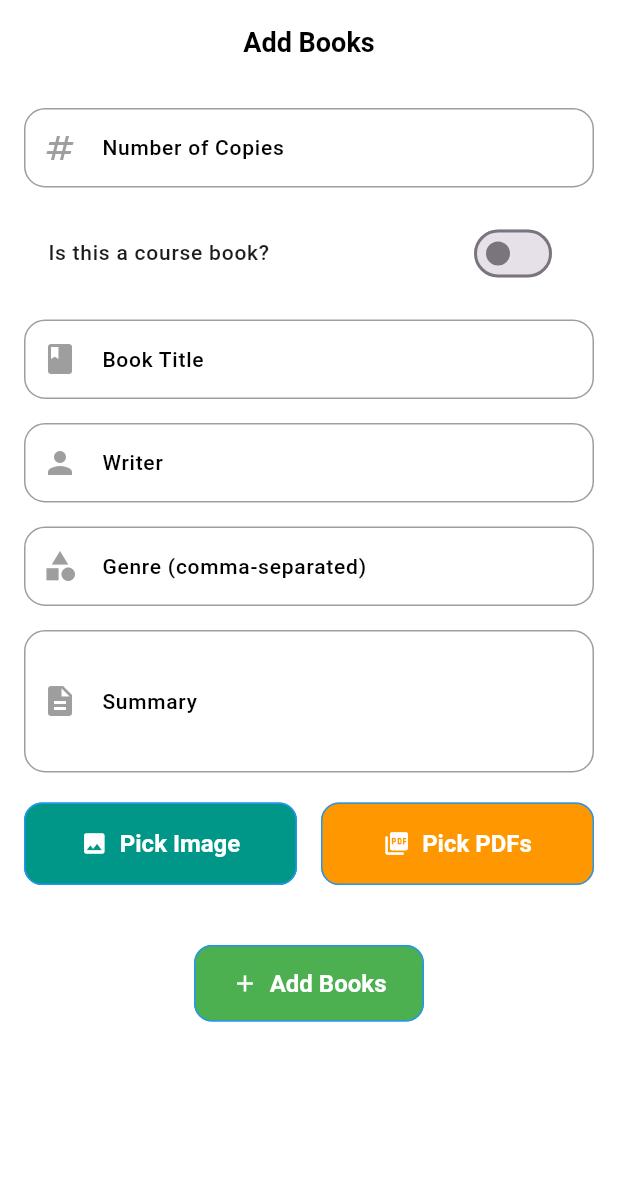
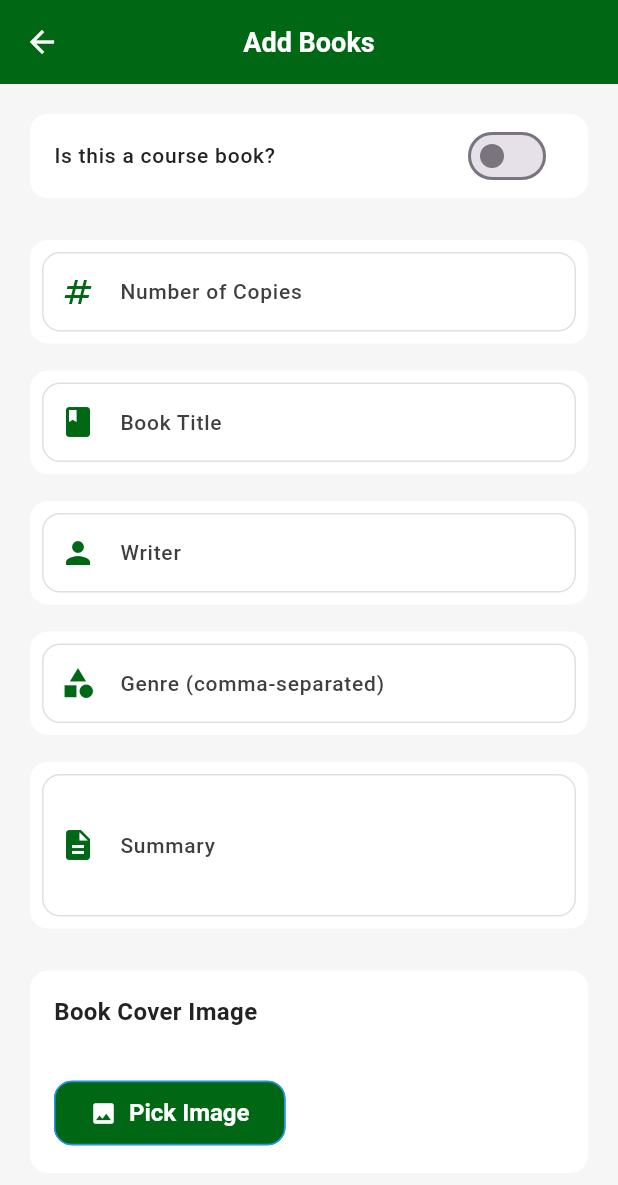
Before and after one commit to janakniraula/BookVerse, a Flutter app: the AddBooks screen opened directly, on a phone screen of 412 x 824 dp. Shown: the top 1185 px of the screen. Run offline on Flutter 3.47's test engine with Material 3 defaults, Android fonts, the phone set to English and light mode, and no system bars; our stand-ins replace cached_network_image, carousel_slider, cloud_firestore, connectivity_plus, file_picker, firebase_auth and 12 more; missing offline and left inert: pdfx; accounts and stored records are empty; Roboto replaces fonts that are missing (Poppins); project files that could hold a hidden picture were left out.

Commit message:
Update add books

```diff
--- a/lib/features/home/screens/admin/navigations/addBooks.dart
+++ b/lib/features/home/screens/admin/navigations/addBooks.dart
@@ -5,6 +5,8 @@ import 'package:firebase_storage/firebase_storage.dart';
 import 'package:image_picker/image_picker.dart';
 import 'package:file_picker/file_picker.dart';
 import 'dart:io';
+import 'package:book_Verse/utils/constants/colors.dart';
+import 'package:book_Verse/utils/helpers/helper_function.dart';
 
 class AddBooks extends StatefulWidget {
   const AddBooks({super.key});
@@ -234,25 +236,75 @@ class _AddBooksState extends State<AddBooks> {
 
   @override
   Widget build(BuildContext context) {
+    final dark = THelperFunction.isDarkMode(context);
+
     return Scaffold(
       appBar: AppBar(
-        title: const Text('Add Books'),
+        leading: IconButton(
+          icon: const Icon(Icons.arrow_back, color: TColors.white),
+          onPressed: () => Navigator.pop(context),
+        ),
+        title: const Text(
+          'Add Books',
+          style: TextStyle(color: TColors.white),
+        ),
         centerTitle: true,
+        backgroundColor: TColors.primaryColor,
+        foregroundColor: TColors.white,
       ),
-      body: SingleChildScrollView(
+      body: Container(
+        color: dark ? TColors.dark : TColors.light,
+        child: Padding(
           padding: const EdgeInsets.all(16.0),
           child: Form(
             key: _formKey,
-          child: Column(
-            crossAxisAlignment: CrossAxisAlignment.start,
+            child: ListView(
               children: [
-              TextFormField(
-                controller: _numberOfBooksController,
-                decoration: const InputDecoration(
-                  labelText: 'Number of Copies',
-                  prefixIcon: Icon(Icons.numbers),
-                  border: OutlineInputBorder(),
+                _buildSwitchTile(dark),
+                const SizedBox(height: 20),
+                _buildMainForm(dark),
+                const SizedBox(height: 20),
+                _buildImageSection(dark),
+                const SizedBox(height: 20),
+                _buildPDFSection(dark),
+                const SizedBox(height: 20),
+                _buildActionButton(dark),
+              ],
             ),
+          ),
+        ),
+      ),
+    );
+  }
+
+  Widget _buildSwitchTile(bool dark) {
+    return Card(
+      color: dark ? TColors.darkContainer : TColors.white,
+      elevation: 0,
+      child: SwitchListTile(
+        title: Text(
+          'Is this a course book?',
+          style: TextStyle(
+            color: dark ? TColors.white : TColors.black,
+            fontWeight: FontWeight.w500,
+          ),
+        ),
+        value: _isCourseBook,
+        activeColor: TColors.primaryColor,
+        onChanged: (value) => setState(() => _isCourseBook = value),
+      ),
+    );
+  }
+
+  Widget _buildMainForm(bool dark) {
+    return Column(
+      children: [
+        _buildCustomTextField(
+          _numberOfBooksController,
+          'Number of Copies',
+          Icons.numbers,
+          'Please enter the number of copies',
+          dark,
           keyboardType: TextInputType.number,
           validator: (value) {
             if (value == null || value.isEmpty) {
@@ -265,182 +317,292 @@ class _AddBooksState extends State<AddBooks> {
             return null;
           },
         ),
-              const SizedBox(height: 16),
-              SwitchListTile(
-                title: const Text('Is this a course book?'),
-                value: _isCourseBook,
-                onChanged: (value) {
-                  setState(() {
-                    _isCourseBook = value;
-                  });
+        const SizedBox(height: 10),
+        _buildCustomTextField(
+          _titleController,
+          'Book Title',
+          Icons.book,
+          'Please enter the book title',
+          dark,
+        ),
+        const SizedBox(height: 10),
+        _buildCustomTextField(
+          _writerController,
+          'Writer',
+          Icons.person,
+          'Please enter the writer name',
+          dark,
+          validator: (value) {
+            if (value == null || value.trim().isEmpty) {
+              return 'Please enter a valid writer name';
+            }
+            if (RegExp(r'\d').hasMatch(value)) {
+              return 'Writer name should not contain numbers';
+            }
+            return null;
           },
         ),
+        const SizedBox(height: 10),
+        if (!_isCourseBook) ...[
+          _buildCustomTextField(
+            _genreController,
+            'Genre (comma-separated)',
+            Icons.category,
+            'Please enter genres',
+            dark,
+          ),
+        ],
+        if (_isCourseBook) ...[
+          _buildCustomTextField(
+            _courseController,
+            'Year / Semester',
+            Icons.calendar_today,
+            'Please enter year/semester',
+            dark,
+          ),
+          const SizedBox(height: 10),
+          _buildCustomTextField(
+            _gradeController,
+            'Grade',
+            Icons.grade,
+            'Please enter the grade',
+            dark,
+          ),
+        ],
+        const SizedBox(height: 10),
+        _buildCustomTextField(
+          _summaryController,
+          'Summary',
+          Icons.description,
+          'Please enter a summary',
+          dark,
+          maxLines: 3,
+        ),
+      ],
+    );
+  }
+
+  Widget _buildCustomTextField(
+    TextEditingController controller,
+    String label,
+    IconData icon,
+    String validatorMessage,
+    bool dark, {
+    int maxLines = 1,
+    TextInputType keyboardType = TextInputType.text,
+    String? Function(String?)? validator,
+  }) {
+    return Card(
+      color: dark ? TColors.darkContainer : TColors.white,
+      elevation: 0,
+      child: Padding(
+        padding: const EdgeInsets.all(8.0),
+        child: TextFormField(
+          controller: controller,
+          maxLines: maxLines,
+          keyboardType: keyboardType,
+          style: TextStyle(color: dark ? TColors.white : TColors.black),
+          decoration: InputDecoration(
+            labelText: label,
+            labelStyle: TextStyle(
+              color: dark ? TColors.white.withOpacity(0.7) : TColors.black.withOpacity(0.87)
+            ),
+            prefixIcon: Icon(icon, color: TColors.primaryColor),
+            border: OutlineInputBorder(
+              borderRadius: BorderRadius.circular(12),
+              borderSide: BorderSide(color: dark ? TColors.darkGrey : TColors.grey),
+            ),
+            enabledBorder: OutlineInputBorder(
+              borderRadius: BorderRadius.circular(12),
+              borderSide: BorderSide(color: dark ? TColors.darkGrey : TColors.grey),
+            ),
+            focusedBorder: OutlineInputBorder(
+              borderRadius: BorderRadius.circular(12),
+              borderSide: BorderSide(color: TColors.primaryColor),
+            ),
+          ),
+          validator: validator ?? (value) {
+            if (value!.isEmpty) {
+              return validatorMessage;
+            }
+            return null;
+          },
+        ),
+      ),
+    );
+  }
+
+  Widget _buildImageSection(bool dark) {
+    return Card(
+      color: dark ? TColors.darkContainer : TColors.white,
+      elevation: 0,
+      child: Padding(
+        padding: const EdgeInsets.all(16.0),
+        child: Column(
+          crossAxisAlignment: CrossAxisAlignment.start,
+          children: [
+            Text(
+              'Book Cover Image',
+              style: TextStyle(
+                fontSize: 16,
+                fontWeight: FontWeight.bold,
+                color: dark ? TColors.white : TColors.black,
+              ),
+            ),
             const SizedBox(height: 16),
-              _buildTextFormField(
-                  _titleController, 'Book Title', Icons.book),
+            if (_image != null) _buildImagePreview(dark),
             const SizedBox(height: 16),
-              _buildStringValidatedTextFormField(
-                  _writerController, 'Writer', Icons.person),
-              const SizedBox(height: 16),
-              if (!_isCourseBook)
-                _buildStringValidatedTextFormField(
-                    _genreController, 'Genre (comma-separated)', Icons.category),
-              if (_isCourseBook)
-                Column(
-                  children: [
-                    _buildTextFormField(
-                        _courseController, 'Year / Semester', Icons.calendar_today),
-                    const SizedBox(height: 16),
-                    _buildTextFormField(_gradeController, 'Grade', Icons.grade),
+            _buildImagePickerButton(dark),
           ],
         ),
-              const SizedBox(height: 16),
-              _buildTextFormField(
-                  _summaryController, 'Summary', Icons.description,
-                  maxLines: 3),
-              const SizedBox(height: 20),
-              if (_image != null)
-                Stack(
-                  alignment: Alignment.topRight,
+      ),
+    );
+  }
+
+  Widget _buildImagePreview(bool dark) {
+    return Container(
+      decoration: BoxDecoration(
+        border: Border.all(color: TColors.primaryColor.withOpacity(0.5)),
+        borderRadius: BorderRadius.circular(12),
+      ),
+      child: Stack(
         children: [
-                    Image.file(
-                      _image!,
-                      height: 150,
-                      width: 150,
-                      fit: BoxFit.cover,
+          ClipRRect(
+            borderRadius: BorderRadius.circular(12),
+            child: SizedBox(
+              height: 200,
+              width: double.infinity,
+              child: Image.file(_image!, fit: BoxFit.cover),
+            ),
           ),
           Positioned(
-                      top: 4,
-                      right: 4,
-                      child: GestureDetector(
-                        onTap: () {
-                          setState(() {
-                            _image = null; // Clear the selected image
-                          });
-                        },
-                        child: Container(
-                          decoration: const BoxDecoration(
-                            color: Colors.red,
+            top: 8,
+            right: 8,
+            child: IconButton(
+              onPressed: () => setState(() => _image = null),
+              icon: Container(
+                padding: const EdgeInsets.all(4),
+                decoration: BoxDecoration(
+                  color: TColors.error.withOpacity(0.9),
                   shape: BoxShape.circle,
                 ),
-                          child: const Icon(
-                            Icons.close,
-                            color: Colors.white,
-                            size: 20,
-                          ),
+                child: const Icon(Icons.close, color: TColors.white, size: 20),
               ),
             ),
           ),
         ],
       ),
-              Row(
-                children: [
-                  Expanded(
-                    child: ElevatedButton.icon(
+    );
+  }
+
+  Widget _buildImagePickerButton(bool dark) {
+    return ElevatedButton.icon(
       onPressed: _pickImage,
       icon: const Icon(Icons.image),
       label: const Text('Pick Image'),
       style: ElevatedButton.styleFrom(
-                        backgroundColor: Colors.teal,
-                        foregroundColor: Colors.white,
+        foregroundColor: TColors.white,
+        backgroundColor: TColors.primaryColor,
+        padding: const EdgeInsets.symmetric(vertical: 12, horizontal: 24),
+        shape: RoundedRectangleBorder(borderRadius: BorderRadius.circular(12)),
+      ),
+    );
+  }
+
+  Widget _buildPDFSection(bool dark) {
+    return Card(
+      color: dark ? TColors.darkContainer : TColors.white,
+      elevation: 0,
+      child: Padding(
+        padding: const EdgeInsets.all(16.0),
+        child: Column(
+          crossAxisAlignment: CrossAxisAlignment.start,
+          children: [
+            Text(
+              'PDF Documents',
+              style: TextStyle(
+                fontSize: 16,
+                fontWeight: FontWeight.bold,
+                color: dark ? TColors.white : TColors.black,
               ),
             ),
+            const SizedBox(height: 16),
+            if (_pdfs.isNotEmpty) ...[
+              ListView.builder(
+                shrinkWrap: true,
+                physics: const NeverScrollableScrollPhysics(),
+                itemCount: _pdfs.length,
+                itemBuilder: (context, index) => _buildPDFItem(_pdfs[index], dark),
               ),
-                  const SizedBox(width: 16),
-                  Expanded(
-                    child: ElevatedButton.icon(
-                      onPressed: _pickPDFs,
-                      icon: const Icon(Icons.picture_as_pdf),
-                      label: const Text('Pick PDFs'),
-                      style: ElevatedButton.styleFrom(
-                        backgroundColor: Colors.orange,
-                        foregroundColor: Colors.white,
-                      ),
-                    ),
-                  ),
+              const SizedBox(height: 16),
             ],
-              ),
-              const SizedBox(height: 20),
-              if (_pdfs.isNotEmpty)
-                Column(
-                  children: _pdfs.map((pdf) {
-                    return Card(
-                      child: ListTile(
-                        title: Text(pdf['name']),
-                        subtitle: TextField(
-                          controller: pdf['description'],
-                          decoration: const InputDecoration(
-                            labelText: 'Description (optional)',
-                            border: OutlineInputBorder(),
-                          ),
-                        ),
-                        trailing: IconButton(
-                          icon: const Icon(Icons.close, color: Colors.red),
-                          onPressed: () {
-                            setState(() {
-                              _pdfs.remove(pdf);
-                            });
-                          },
-                        ),
-                      ),
-                    );
-                  }).toList(),
-                ),
-              const SizedBox(height: 20),
-              Center(
-                child: ElevatedButton.icon(
-                  onPressed: _addBooks,
-                  icon: const Icon(Icons.add),
-                  label: const Text('Add Books'),
-                  style: ElevatedButton.styleFrom(
-                    backgroundColor: Colors.green,
-                    foregroundColor: Colors.white,
-                    padding: const EdgeInsets.symmetric(vertical: 16.0, horizontal: 25.0),
-                    textStyle: const TextStyle(fontSize: 16.0, fontWeight: FontWeight.bold),
-                  ),
-                ),
-              ),
+            _buildPDFPickerButton(dark),
           ],
-          ),
         ),
       ),
     );
   }
 
-  Widget _buildStringValidatedTextFormField(
-      TextEditingController controller, String labelText, IconData icon) {
-    return TextFormField(
-      controller: controller,
+  Widget _buildPDFItem(Map<String, dynamic> pdf, bool dark) {
+    return Card(
+      color: dark ? TColors.darkContainer.withOpacity(0.3) : TColors.lightContainer,
+      margin: const EdgeInsets.only(bottom: 8),
+      child: ListTile(
+        title: Text(
+          pdf['name'],
+          style: TextStyle(
+            color: dark ? TColors.white.withOpacity(0.7) : TColors.black.withOpacity(0.87)
+          ),
+        ),
+        subtitle: TextField(
+          controller: pdf['description'],
+          style: TextStyle(
+            color: dark ? TColors.white.withOpacity(0.7) : TColors.black.withOpacity(0.54)
+          ),
           decoration: InputDecoration(
-        labelText: labelText,
-        prefixIcon: Icon(icon),
-        border: const OutlineInputBorder(),
+            labelText: 'Description (optional)',
+            labelStyle: TextStyle(
+              color: dark ? TColors.white.withOpacity(0.7) : TColors.black.withOpacity(0.54)
             ),
-      validator: (value) {
-        if (value == null || value.trim().isEmpty) {
-          return 'Please enter a valid $labelText';
-        }
-        if (RegExp(r'\d').hasMatch(value)) {
-          return '$labelText should not contain numbers';
-        }
-        return null;
-      },
+            border: OutlineInputBorder(
+              borderRadius: BorderRadius.circular(8),
+            ),
+          ),
+        ),
+        trailing: IconButton(
+          icon: Icon(Icons.close, color: TColors.error),
+          onPressed: () => setState(() => _pdfs.remove(pdf)),
+        ),
+      ),
     );
   }
 
+  Widget _buildPDFPickerButton(bool dark) {
+    return ElevatedButton.icon(
+      onPressed: _pickPDFs,
+      icon: const Icon(Icons.picture_as_pdf),
+      label: const Text('Pick PDFs'),
+      style: ElevatedButton.styleFrom(
+        foregroundColor: TColors.white,
+        backgroundColor: TColors.primaryColor,
+        padding: const EdgeInsets.symmetric(vertical: 12, horizontal: 24),
+        shape: RoundedRectangleBorder(borderRadius: BorderRadius.circular(12)),
+      ),
+    );
+  }
 
-  // Helper method to build text form fields
-  Widget _buildTextFormField(TextEditingController controller, String label, IconData icon,
-      {int maxLines = 1}) {
-    return TextFormField(
-      controller: controller,
-      decoration: InputDecoration(
-        labelText: label,
-        prefixIcon: Icon(icon),
-        border: const OutlineInputBorder(),
+  Widget _buildActionButton(bool dark) {
+    return ElevatedButton.icon(
+      onPressed: _addBooks,
+      icon: const Icon(Icons.add),
+      label: const Text('Add Book'),
+      style: ElevatedButton.styleFrom(
+        foregroundColor: TColors.white,
+        backgroundColor: TColors.success,
+        padding: const EdgeInsets.symmetric(vertical: 16),
+        minimumSize: const Size(double.infinity, 50),
+        shape: RoundedRectangleBorder(borderRadius: BorderRadius.circular(12)),
       ),
-      maxLines: maxLines,
-      validator: (value) => value!.isEmpty ? 'Please enter $label' : null,
     );
   }
 }
```
Lines whose indentation alone changed are shown as unchanged.
